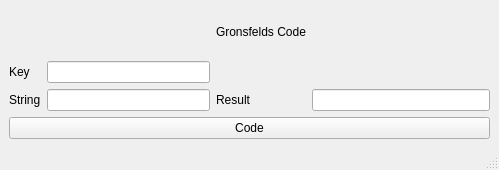
Before: the Qt Designer form mainwindow.ui in OstPerino/GronsfeldsShifr, drawn with Qt 5.
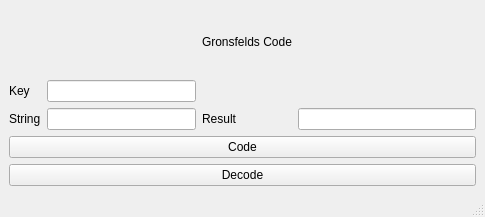
After: the same form once the commit is applied.

Commit message:
making decode function
decoding result function to start word

Patch:
```diff
--- a/mainwindow.ui
+++ b/mainwindow.ui
@@ -6,8 +6,8 @@
    <rect>
     <x>0</x>
     <y>0</y>
-    <width>499</width>
-    <height>170</height>
+    <width>485</width>
+    <height>217</height>
    </rect>
   </property>
   <property name="windowTitle">
@@ -72,6 +72,16 @@
       </property>
      </widget>
     </item>
+    <item row="4" column="0" colspan="4">
+     <widget class="QPushButton" name="decodeButton">
+      <property name="text">
+       <string>Decode</string>
+      </property>
+      <property name="shortcut">
+       <string>Return</string>
+      </property>
+     </widget>
+    </item>
    </layout>
   </widget>
   <widget class="QMenuBar" name="menubar">
```
Left out of the diff: 4 changed lines with no effect on the pictures. The commit also changes 2 other files.
